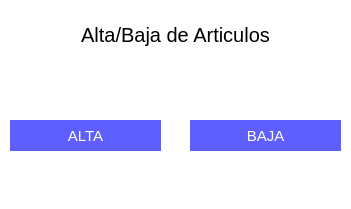
First picture: the form in Pantallas UI/Materiales/alta-baja articulos/altaBajaArticulosMaterialesOption.ui, repository AlemFernandez786/Scabox, before the edit.
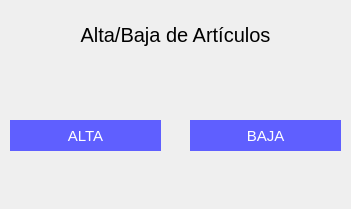
Second picture: the form after the edit.

Diff of the .ui file:
```diff
--- a/Pantallas UI/Materiales/alta-baja articulos/altaBajaArticulosMaterialesOption.ui
+++ b/Pantallas UI/Materiales/alta-baja articulos/altaBajaArticulosMaterialesOption.ui
@@ -14,7 +14,7 @@
    <string>Form</string>
   </property>
   <property name="styleSheet">
-   <string notr="true">background-color:white;</string>
+   <string notr="true"/>
   </property>
   <widget class="QLabel" name="label">
    <property name="geometry">
@@ -29,7 +29,7 @@
     <string notr="true">font-size:20px;</string>
    </property>
    <property name="text">
-    <string>&lt;html&gt;&lt;head/&gt;&lt;body&gt;&lt;p align=&quot;center&quot;&gt;&lt;span style=&quot; font-size:15pt;&quot;&gt;Alta/Baja de Articulos&lt;/span&gt;&lt;/p&gt;&lt;/body&gt;&lt;/html&gt;</string>
+    <string>&lt;html&gt;&lt;head/&gt;&lt;body&gt;&lt;p align=&quot;center&quot;&gt;&lt;span style=&quot; font-size:15pt;&quot;&gt;Alta/Baja de Artículos&lt;/span&gt;&lt;/p&gt;&lt;/body&gt;&lt;/html&gt;</string>
    </property>
   </widget>
   <widget class="QPushButton" name="ma_btn_1">
```
Left out of the diff: 2 changed lines with no effect on the pictures.
